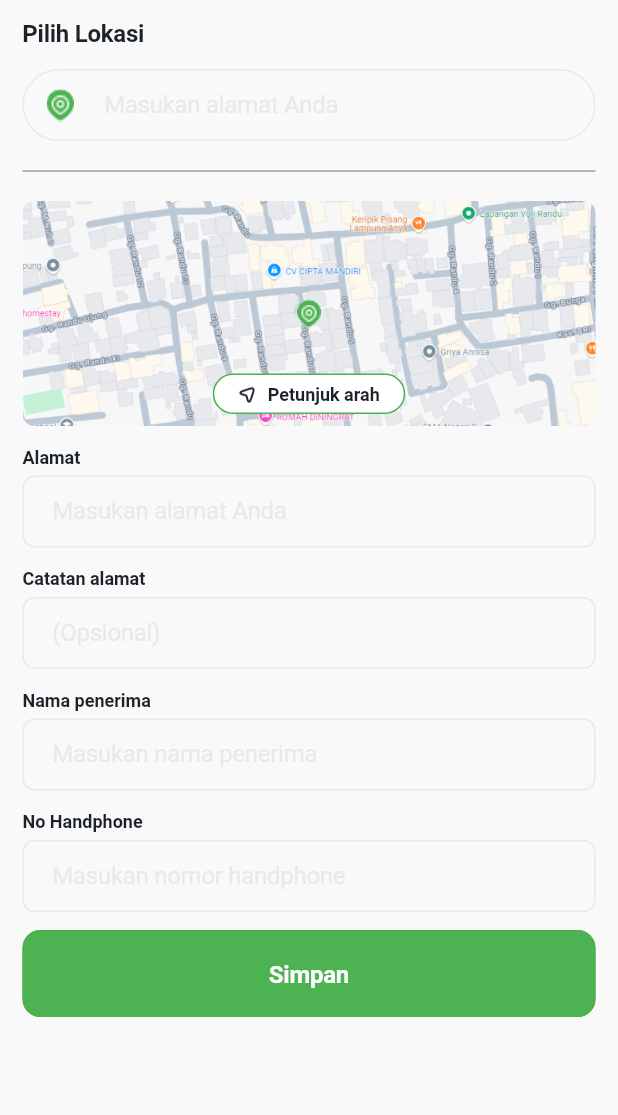
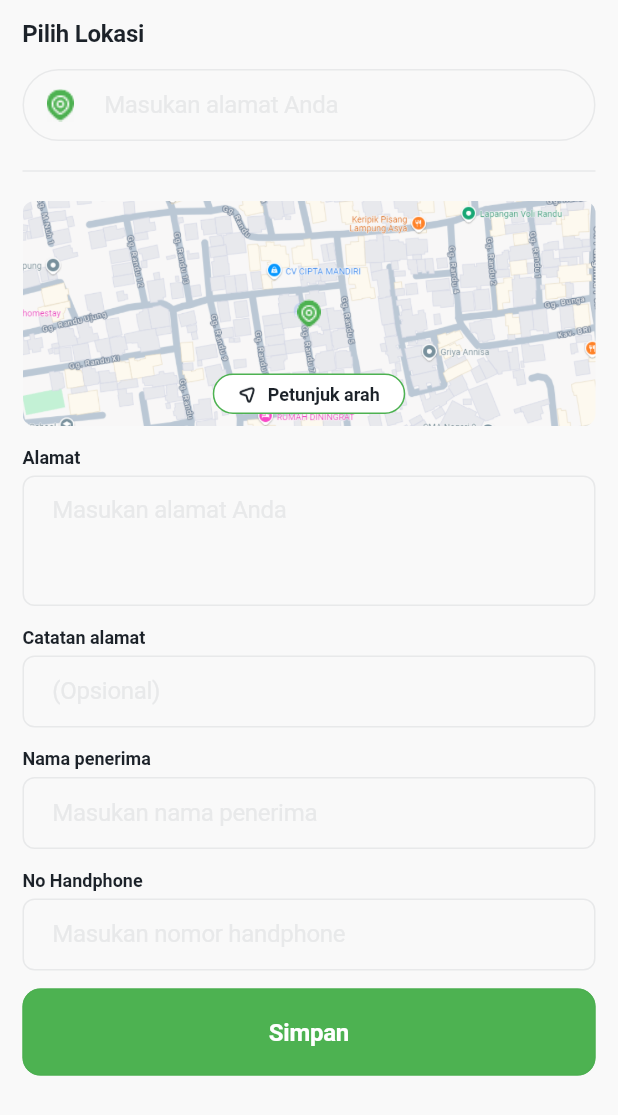
Before and after one commit to Ambi-Andiswar/Project-Prototipe-Segarku, a Flutter app: the AddressPopup widget shown alone on an empty page, opened directly, on a phone screen of 412 x 824 dp. Shown: the top 1115 px of the screen. Run offline on Flutter 3.47's test engine with Material 3 defaults, Android fonts, the phone set to English and light mode, and no system bars; our stand-ins replace flutter_dash, get, hugeicons, iconsax, smooth_page_indicator; Roboto replaces fonts that are missing (Satoshi); project files that could hold a hidden picture were left out.

Commit message:
master: update minor

```diff
--- a/segarku/lib/features/transaction/transaction_checkout.dart
+++ b/segarku/lib/features/transaction/transaction_checkout.dart
@@ -53,7 +53,7 @@
             color: dark ? SColors.pureBlack : SColors.pureWhite,
             child: Column(
               children: [
-                const SizedBox(height: 52),
+                const SizedBox(height: 20),
                 SCustomAppBar(
                   title: STexts.payment,
                   darkMode: dark,
--- a/segarku/lib/features/transaction/widget/dialog_select_location.dart
+++ b/segarku/lib/features/transaction/widget/dialog_select_location.dart
@@ -28,7 +28,11 @@
       ),
       child: StatefulBuilder(
         builder: (BuildContext context, StateSetter setModalState) {
-          return SingleChildScrollView( // Menambahkan kemampuan scroll
+          return SingleChildScrollView(
+            // Tambahkan padding agar menghindari keyboard
+            padding: EdgeInsets.only(
+              bottom: MediaQuery.of(context).viewInsets.bottom,
+            ),
             child: Column(
               mainAxisSize: MainAxisSize.min,
               crossAxisAlignment: CrossAxisAlignment.start,
@@ -46,8 +50,10 @@
                 InputFieldSearch.fieldSearchAddress(context, dark),
                 const SizedBox(height: SSizes.md),
 
-                const Divider(
-                  color: Colors.grey, // Sesuaikan dengan warna yang diinginkan
+                Divider(
+                  color: dark
+                      ? SColors.green50
+                      : SColors.softBlack50,
                   thickness: 1.0,
                 ),
                 const SizedBox(height: SSizes.md),
--- a/segarku/lib/utils/models/fields.dart
+++ b/segarku/lib/utils/models/fields.dart
@@ -395,6 +395,16 @@
                   borderSide: const BorderSide(color: SColors.green500),
                 ),
               ),
+              validator: (value) {
+              if (value == null || value.isEmpty) {
+                return 'Nomor HP tidak boleh kosong';
+              }
+              final RegExp phoneRegExp = RegExp(r'^\+?62[0-9]{9,13}$');
+              if (!phoneRegExp.hasMatch(value)) {
+                return 'Masukkan nomor Hanphone yang valid';
+              }
+              return null;
+            },
             ),
           ],
         );
@@ -466,19 +476,19 @@
   static Widget addressField(BuildContext context, bool dark) {
     // FocusNode untuk mendeteksi fokus
     final FocusNode focusNode = FocusNode();
+    final TextEditingController controller = TextEditingController();
 
     return StatefulBuilder(
       builder: (context, setState) {
         // Listener untuk fokus
         focusNode.addListener(() {
-          setState(() {
-          });
+          setState(() {});
         });
 
         return Column(
           crossAxisAlignment: CrossAxisAlignment.start,
           children: [
-            // Text No Phone
+            // Label di luar field (judul/heading)
             Text(
               STexts.address,
               style: dark
@@ -487,18 +497,23 @@
             ),
             const SizedBox(height: SSizes.xs),
 
-            // Text & Icons Form Field no Phone
+            // TextFormField dengan labelText di dalam bagian atas field
             TextFormField(
               focusNode: focusNode,
+              controller: controller,
+              maxLines: 3, // Multiline input
               decoration: InputDecoration(
-                contentPadding: const EdgeInsets.symmetric(horizontal: SSizes.md2, vertical: SSizes.md),
-                // Text No Phone field
+                contentPadding: const EdgeInsets.symmetric(
+                  horizontal: SSizes.md2,
+                  vertical: SSizes.md,
+                ),
                 labelText: STexts.fieldAddress,
                 labelStyle: dark
                     ? STextTheme.bodyBaseRegularLight
                     : STextTheme.bodyBaseRegularDark,
-                floatingLabelBehavior: FloatingLabelBehavior.never,
-                hintText: STexts.fieldAddress,
+                floatingLabelBehavior: FloatingLabelBehavior.never, // Tidak mengapung
+                alignLabelWithHint: true, // Membuat label berada di atas dalam field
+                hintText: STexts.fieldAddress, // Placeholder opsional
                 hintStyle: dark
                     ? STextTheme.bodyBaseRegularLight
                     : STextTheme.bodyBaseRegularDark,
@@ -520,6 +535,7 @@
       },
     );
   }
+
 
   //-------------------- Catatan Alamat Field --------------------//
   static Widget addressRecordsField(BuildContext context, bool dark) {
--- a/segarku/lib/utils/models/home_category.dart
+++ b/segarku/lib/utils/models/home_category.dart
@@ -38,7 +38,7 @@
                 );
               },
               child: Container(
-                width: 65, // Atur lebar setiap kategori
+                width: 67, // Atur lebar setiap kategori
                 decoration: BoxDecoration(
                   borderRadius: BorderRadius.circular(SSizes.borderRadiusmd2),
                   color: Colors.transparent,
```
Also changed, not shown: segarku/lib/features/transaction/widget/dialog_purchase_method.dart (+6 -4 lines).
